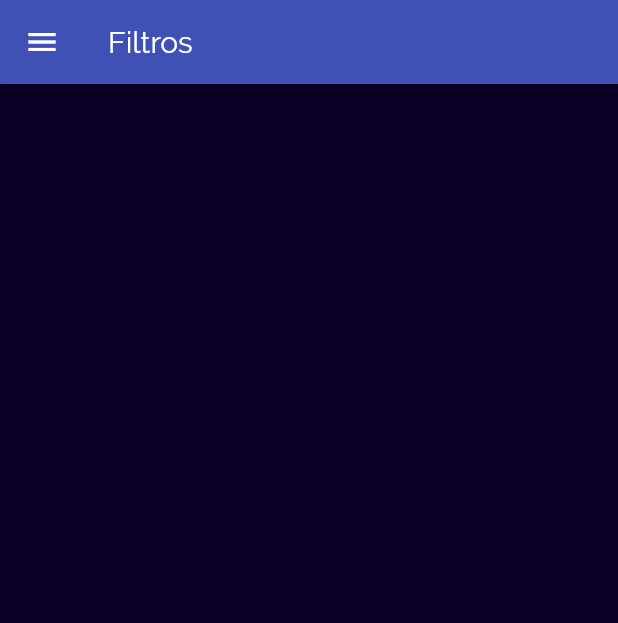
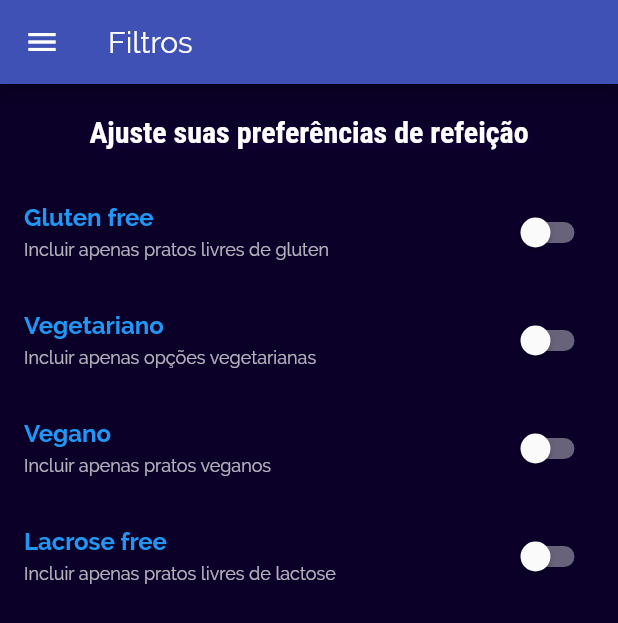
Before and after one commit to tupizz/flutter-restaurants-app, a Flutter app: the FilterPage screen opened by its route, on a phone screen of 412 x 824 dp. Shown: the top 623 px of the screen. Run offline on Flutter 3.47's test engine with Material 2 defaults, Android fonts, the phone set to English and light mode, and no system bars; our stand-ins replace tinycolor.

Commit message:
🎚 Adding Filter's page

```diff
--- a/lib/app/pages/filter/filter_page.dart
+++ b/lib/app/pages/filter/filter_page.dart
@@ -2,8 +2,18 @@ import 'package:flutter/material.dart';
 
 import './../../shared/components/main-drawer/main_drawer.dart';
 
-class FilterPage extends StatelessWidget {
+class FilterPage extends StatefulWidget {
   static const String routeName = '/filter';
+
+  @override
+  _FilterPageState createState() => _FilterPageState();
+}
+
+class _FilterPageState extends State<FilterPage> {
+  bool _glutenFree = false;
+  bool _vegetarian = false;
+  bool _vegan = false;
+  bool _lactoseFree = false;
 
   @override
   Widget build(BuildContext context) {
@@ -12,7 +22,90 @@ class FilterPage extends StatelessWidget {
       appBar: AppBar(
         title: Text('Filtros'),
       ),
-      body: Container(),
+      body: Column(
+        children: <Widget>[
+          Container(
+            padding: EdgeInsets.all(20),
+            child: Text(
+              'Ajuste suas preferências de refeição',
+              style: Theme.of(context).textTheme.title,
+            ),
+          ),
+          // Child widget take as much as can take of space
+          Expanded(
+            child: ListView(
+              children: <Widget>[
+                buildSwitchListTile(
+                  context: context,
+                  title: 'Gluten free',
+                  subTitle: 'Incluir apenas pratos livres de gluten',
+                  currentValue: _glutenFree,
+                  onUpdate: (newValue) {
+                    setState(() {
+                      _glutenFree = newValue;
+                    });
+                  },
+                ),
+                buildSwitchListTile(
+                  context: context,
+                  title: 'Vegetariano',
+                  subTitle: 'Incluir apenas opções vegetarianas',
+                  currentValue: _vegetarian,
+                  onUpdate: (newValue) {
+                    setState(() {
+                      _vegetarian = newValue;
+                    });
+                  },
+                ),
+                buildSwitchListTile(
+                  context: context,
+                  title: 'Vegano',
+                  subTitle: 'Incluir apenas pratos veganos',
+                  currentValue: _vegan,
+                  onUpdate: (newValue) {
+                    setState(() {
+                      _vegan = newValue;
+                    });
+                  },
+                ),
+                buildSwitchListTile(
+                  context: context,
+                  title: 'Lacrose free',
+                  subTitle: 'Incluir apenas pratos livres de lactose',
+                  currentValue: _lactoseFree,
+                  onUpdate: (newValue) {
+                    setState(() {
+                      _lactoseFree = newValue;
+                    });
+                  },
+                ),
+              ],
+            ),
+          ),
+        ],
+      ),
+    );
+  }
+
+  SwitchListTile buildSwitchListTile({
+    BuildContext context,
+    String title,
+    String subTitle,
+    bool currentValue,
+    Function onUpdate,
+  }) {
+    return SwitchListTile(
+      title: Text(
+        title,
+        style: Theme.of(context).textTheme.display1,
+      ),
+      value: currentValue,
+      subtitle: Text(
+        subTitle,
+        style: Theme.of(context).textTheme.display2,
+      ),
+      inactiveTrackColor: Colors.white38,
+      onChanged: onUpdate,
     );
   }
 }
--- a/lib/main.dart
+++ b/lib/main.dart
@@ -23,6 +23,15 @@ class MyApp extends StatelessWidget {
               ),
               body2: TextStyle(
                 color: Color.fromRGBO(20, 51, 51, 1),
+              ),
+              display1: TextStyle(
+                color: Colors.blue,
+                fontSize: 16,
+                fontWeight: FontWeight.bold,
+              ),
+              display2: TextStyle(
+                color: Colors.white70,
+                fontSize: 12,
               ),
               title: TextStyle(
                   fontSize: 20,
```
